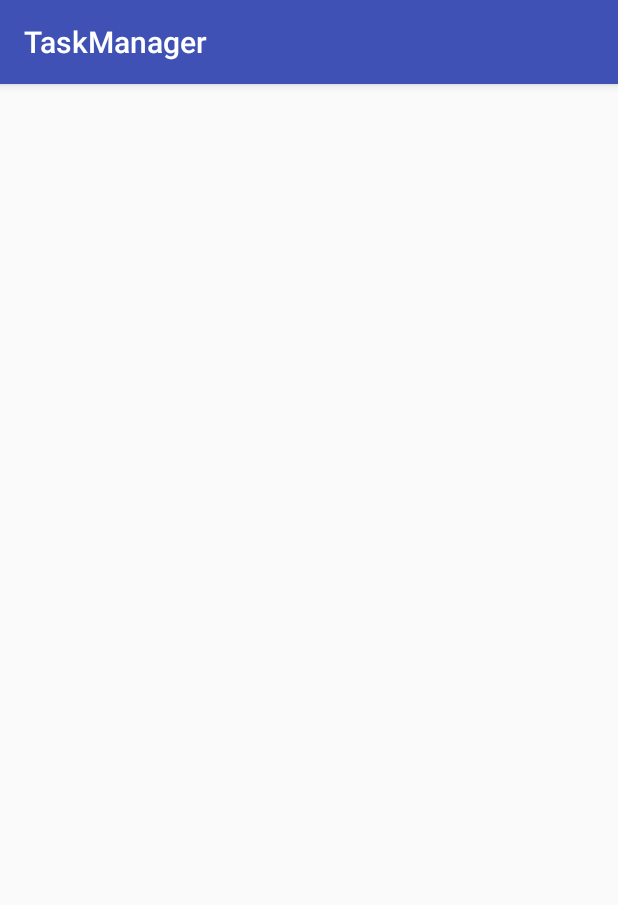
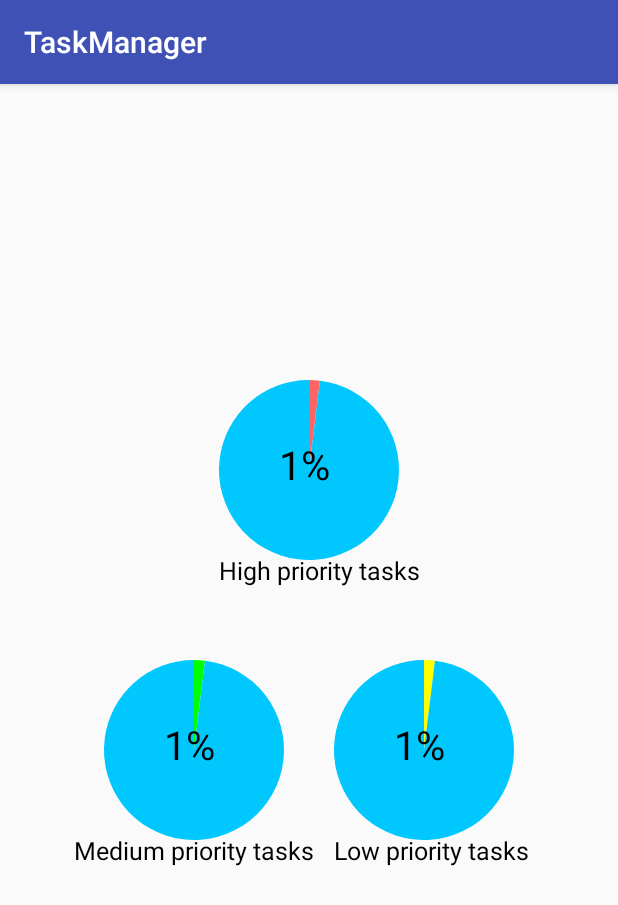
Before and after one commit to djole995/PNRS1, an Android app: the Main3Activity screen opened directly, with no data from a screen before it, on a phone screen of 412 x 824 dp. Shown: the top 905 px of the screen. Run offline under Robolectric (Android 15) with nearby library versions, the phone set to English and light mode, and no system bars.

Commit message:
Iscrtavanje chart-ova.

```diff
--- a/TaskManager/app/src/main/java/rtrk/pnrs1/ra11_2014/Main3Activity.java
+++ b/TaskManager/app/src/main/java/rtrk/pnrs1/ra11_2014/Main3Activity.java
@@ -9,6 +9,8 @@ public class Main3Activity extends AppCompatActivity {
     @Override
     protected void onCreate(Bundle savedInstanceState) {
         super.onCreate(savedInstanceState);
-        setContentView(R.layout.activity_main3);
+
+        StatisticView statisticView = new StatisticView(getApplicationContext());
+        setContentView(statisticView);
     }
 }
--- /dev/null
+++ b/TaskManager/app/src/main/java/rtrk/pnrs1/ra11_2014/StatisticView.java
@@ -0,0 +1,114 @@
+package rtrk.pnrs1.ra11_2014;
+
+import android.content.Context;
+import android.graphics.Canvas;
+import android.graphics.Color;
+import android.graphics.Paint;
+import android.graphics.Rect;
+import android.graphics.RectF;
+import android.graphics.Region;
+import android.os.Build;
+import android.support.annotation.RequiresApi;
+import android.view.View;
+
+/**
+ * Created by Milan on 30.4.2017.
+ */
+
+public class StatisticView extends View {
+    protected Paint paint;
+    protected RectF highPBound;
+    protected RectF mediumPBound;
+    protected RectF lowPBound;
+
+    protected int highPFinished = 68;
+    protected int mediumPFinished = 90;
+    protected int lowPFinished = 30;
+    protected int animHighPCnt = 1;
+    protected int animMediumPCnt = 1;
+    protected int animLowPCnt = 1;
+
+    protected int pieChartSize = 180;
+
+    public StatisticView(Context context) {
+        super(context);
+        paint = new Paint();
+        highPBound = new RectF();
+        mediumPBound = new RectF();
+        lowPBound = new RectF();
+    }
+
+    @RequiresApi(api = Build.VERSION_CODES.LOLLIPOP)
+    @Override
+    protected void onDraw(Canvas canvas) {
+        super.onDraw(canvas);
+
+        int width = canvas.getWidth();
+        int height = canvas.getHeight();
+        float highPDegree = ((float)highPFinished/100)*360;
+        float mediumPDegree = ((float)mediumPFinished/100)*360;
+        float lowPDegree = ((float)lowPFinished/100)*360;;
+        boolean animFinished = true;
+
+        highPBound.set(width/2-pieChartSize/2, height/2-pieChartSize-100 ,width/2+pieChartSize/2, height/2-100);
+        mediumPBound.set(width/2-pieChartSize-25, height/2 ,width/2-25, height/2+pieChartSize);
+        lowPBound.set(width/2+25, height/2 ,width/2+25+pieChartSize, height/2+pieChartSize);
+
+        /* Drawing High priority tasks chart */
+        paint.setTextSize(25.0f);
+        canvas.drawText(getContext().getText(R.string.high_priority).toString(), highPBound.left, highPBound.bottom+20, paint);
+        paint.setARGB(255, 255, 100, 100);
+        canvas.drawArc(highPBound, 270, animHighPCnt, true, paint);
+        paint.setARGB(255, 0, 200, 255);
+        canvas.drawArc(highPBound, animHighPCnt - 90, 360 - animHighPCnt, true, paint);
+        paint.setColor(Color.BLACK);
+        paint.setTextSize(40.0f);
+        canvas.drawText(Integer.toString((int)(((float)animHighPCnt/360)*100)) + "%",
+                highPBound.centerX() - 30, highPBound.centerY() + 10, paint);
+
+        /* Drawing Medium priority tasks chart */
+        paint.setTextSize(25.0f);
+        canvas.drawText(getContext().getText(R.string.medium_priority).toString(),
+                mediumPBound.left-30, mediumPBound.bottom+20, paint);
+        paint.setARGB(255, 0, 255, 0);
+        canvas.drawArc(mediumPBound, 270, animMediumPCnt, true, paint);
+        paint.setARGB(255, 0, 200, 255);
+        canvas.drawArc(mediumPBound, animMediumPCnt - 90, 360 - animMediumPCnt, true, paint);
+        paint.setColor(Color.BLACK);
+        paint.setTextSize(40.0f);
+        canvas.drawText(Integer.toString((int)(((float)animMediumPCnt/360)*100)) + "%",
+                mediumPBound.centerX() - 30, mediumPBound.centerY() + 10, paint);
+
+        /* Drawing Low priority tasks chart */
+        paint.setTextSize(25.0f);
+        canvas.drawText(getContext().getText(R.string.low_priority).toString(),
+                lowPBound.left, lowPBound.bottom+20, paint);
+        paint.setARGB(255, 255, 255, 0);
+        canvas.drawArc(lowPBound, 270, animLowPCnt, true, paint);
+        paint.setARGB(255, 0, 200, 255);
+        canvas.drawArc(lowPBound, animLowPCnt - 90, 360 - animLowPCnt, true, paint);
+        paint.setColor(Color.BLACK);
+        paint.setTextSize(40.0f);
+        canvas.drawText(Integer.toString((int)(((float)animLowPCnt/360)*100)) + "%",
+                lowPBound.centerX() - 30, lowPBound.centerY() + 10, paint);
+
+        if(animHighPCnt < highPDegree) {
+            animHighPCnt += 2;
+            animFinished = false;
+        }
+
+        if(animMediumPCnt < mediumPDegree) {
+            animMediumPCnt += 2;
+            animFinished = false;
+        }
+
+        if(animLowPCnt < lowPDegree) {
+            animLowPCnt += 2;
+            animFinished = false;
+        }
+
+        if(!animFinished) {
+            invalidate();
+        }
+    }
+}
--- a/TaskManager/app/src/main/res/values/strings.xml
+++ b/TaskManager/app/src/main/res/values/strings.xml
@@ -25,5 +25,8 @@
     <string name="tomorrow">Tomorrow</string>
     <string name="delete_task">Delete</string>
     <string name="save_task">Save</string>
+    <string name="high_priority">High priority tasks</string>
+    <string name="medium_priority">Medium priority tasks</string>
+    <string name="low_priority">Low priority tasks</string>
 
 </resources>
```
